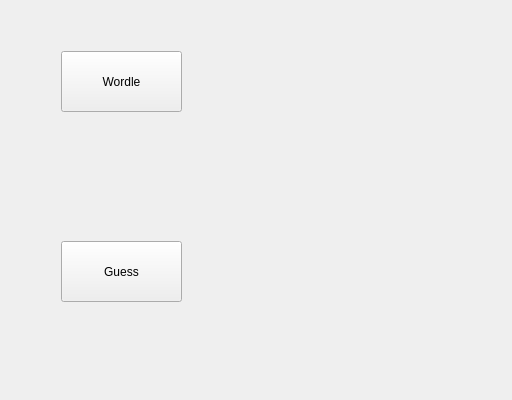
Old version of the form WordLite/gamewidget.ui in the repository Staaaaaaaaar/WordHub.
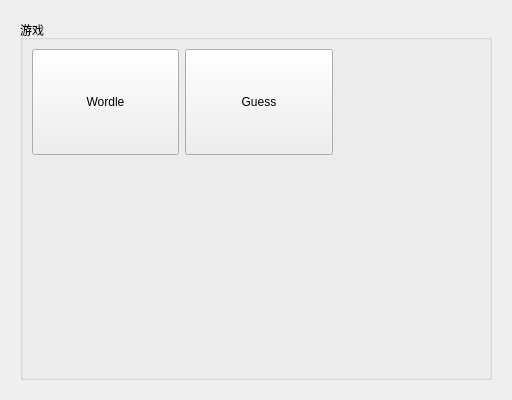
New version of the form.

What changed in the file:
```diff
--- a/WordLite/gamewidget.ui
+++ b/WordLite/gamewidget.ui
@@ -19,61 +19,151 @@
      <property name="currentIndex">
       <number>0</number>
      </property>
-     <widget class="QWidget" name="gameTable">
-      <widget class="QToolButton" name="wordleButton">
-       <property name="geometry">
-        <rect>
-         <x>50</x>
-         <y>40</y>
-         <width>121</width>
-         <height>61</height>
-        </rect>
-       </property>
-       <property name="text">
-        <string>Wordle</string>
-       </property>
-      </widget>
-      <widget class="QPushButton" name="guessButton">
-       <property name="geometry">
-        <rect>
-         <x>50</x>
-         <y>230</y>
-         <width>121</width>
-         <height>61</height>
-        </rect>
-       </property>
-       <property name="text">
-        <string>Guess</string>
-       </property>
-      </widget>
-     </widget>
-     <widget class="QWidget" name="wordleWidget">
-      <widget class="QToolButton" name="toolButton">
-       <property name="geometry">
-        <rect>
-         <x>340</x>
-         <y>20</y>
-         <width>41</width>
-         <height>21</height>
-        </rect>
-       </property>
-       <property name="text">
-        <string>刷新</string>
-       </property>
-      </widget>
-      <widget class="QToolButton" name="toolButton_2">
-       <property name="geometry">
-        <rect>
-         <x>410</x>
-         <y>20</y>
-         <width>31</width>
-         <height>21</height>
-        </rect>
-       </property>
-       <property name="text">
-        <string>返回</string>
-       </property>
-      </widget>
+     <widget class="QWidget" name="gridLayout_5">
+      <layout class="QGridLayout" name="gridLayout_4">
+       <item row="0" column="0">
+        <widget class="QGroupBox" name="groupBox">
+         <property name="title">
+          <string>游戏</string>
+         </property>
+         <layout class="QGridLayout" name="gridLayout_3">
+          <item row="0" column="0">
+           <layout class="QGridLayout" name="gameLayout">
+            <item row="1" column="1">
+             <spacer name="verticalSpacer">
+              <property name="orientation">
+               <enum>Qt::Orientation::Vertical</enum>
+              </property>
+              <property name="sizeType">
+               <enum>QSizePolicy::Policy::Expanding</enum>
+              </property>
+              <property name="sizeHint" stdset="0">
+               <size>
+                <width>20</width>
+                <height>40</height>
+               </size>
+              </property>
+             </spacer>
+            </item>
+            <item row="0" column="2">
+             <spacer name="horizontalSpacer">
+              <property name="orientation">
+               <enum>Qt::Orientation::Horizontal</enum>
+              </property>
+              <property name="sizeType">
+               <enum>QSizePolicy::Policy::Expanding</enum>
+              </property>
+              <property name="sizeHint" stdset="0">
+               <size>
+                <width>40</width>
+                <height>20</height>
+               </size>
+              </property>
+             </spacer>
+            </item>
+            <item row="0" column="0">
+             <widget class="QToolButton" name="wordleButton">
+              <property name="sizePolicy">
+               <sizepolicy hsizetype="Expanding" vsizetype="Expanding">
+                <horstretch>0</horstretch>
+                <verstretch>0</verstretch>
+               </sizepolicy>
+              </property>
+              <property name="text">
+               <string>Wordle</string>
+              </property>
+             </widget>
+            </item>
+            <item row="1" column="2">
+             <spacer name="verticalSpacer_2">
+              <property name="orientation">
+               <enum>Qt::Orientation::Vertical</enum>
+              </property>
+              <property name="sizeType">
+               <enum>QSizePolicy::Policy::Expanding</enum>
+              </property>
+              <property name="sizeHint" stdset="0">
+               <size>
+                <width>20</width>
+                <height>40</height>
+               </size>
+              </property>
+             </spacer>
+            </item>
+            <item row="0" column="1">
+             <widget class="QToolButton" name="guessButton">
+              <property name="sizePolicy">
+               <sizepolicy hsizetype="Expanding" vsizetype="Expanding">
+                <horstretch>0</horstretch>
+                <verstretch>0</verstretch>
+               </sizepolicy>
+              </property>
+              <property name="text">
+               <string>Guess</string>
+              </property>
+             </widget>
+            </item>
+            <item row="1" column="0">
+             <spacer name="verticalSpacer_3">
+              <property name="orientation">
+               <enum>Qt::Orientation::Vertical</enum>
+              </property>
+              <property name="sizeType">
+               <enum>QSizePolicy::Policy::Expanding</enum>
+              </property>
+              <property name="sizeHint" stdset="0">
+               <size>
+                <width>20</width>
+                <height>40</height>
+               </size>
+              </property>
+             </spacer>
+            </item>
+            <item row="2" column="0">
+             <spacer name="verticalSpacer_4">
+              <property name="orientation">
+               <enum>Qt::Orientation::Vertical</enum>
+              </property>
+              <property name="sizeHint" stdset="0">
+               <size>
+                <width>20</width>
+                <height>40</height>
+               </size>
+              </property>
+             </spacer>
+            </item>
+            <item row="2" column="1">
+             <spacer name="verticalSpacer_5">
+              <property name="orientation">
+               <enum>Qt::Orientation::Vertical</enum>
+              </property>
+              <property name="sizeHint" stdset="0">
+               <size>
+                <width>20</width>
+                <height>40</height>
+               </size>
+              </property>
+             </spacer>
+            </item>
+            <item row="2" column="2">
+             <spacer name="verticalSpacer_6">
+              <property name="orientation">
+               <enum>Qt::Orientation::Vertical</enum>
+              </property>
+              <property name="sizeHint" stdset="0">
+               <size>
+                <width>20</width>
+                <height>40</height>
+               </size>
+              </property>
+             </spacer>
+            </item>
+           </layout>
+          </item>
+         </layout>
+        </widget>
+       </item>
+      </layout>
      </widget>
     </widget>
    </item>
```
